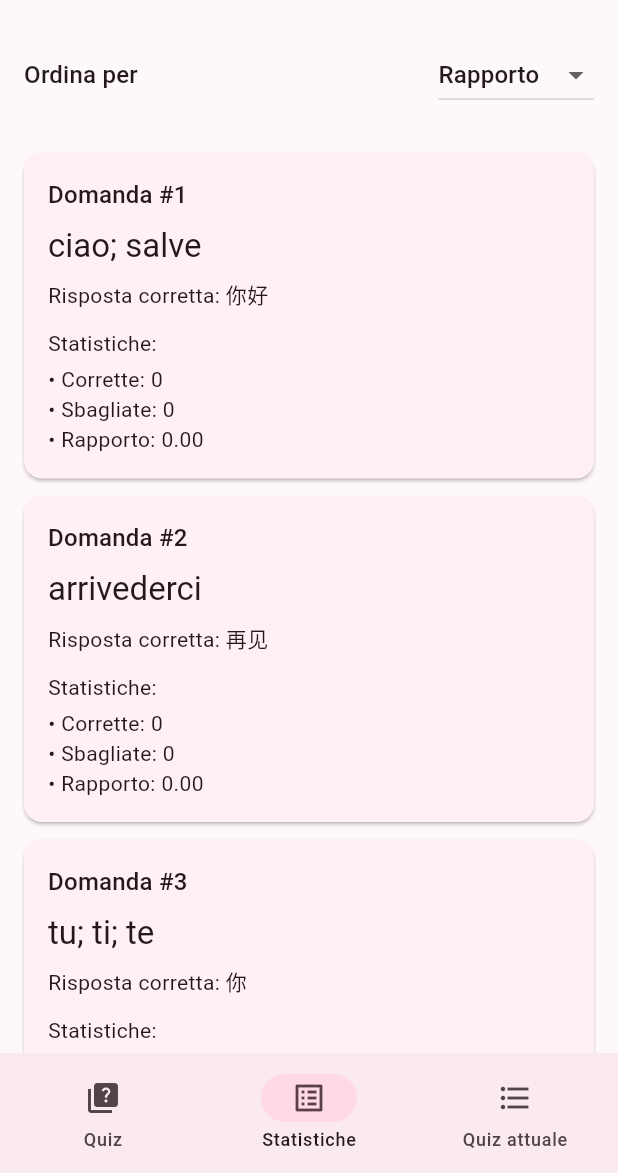
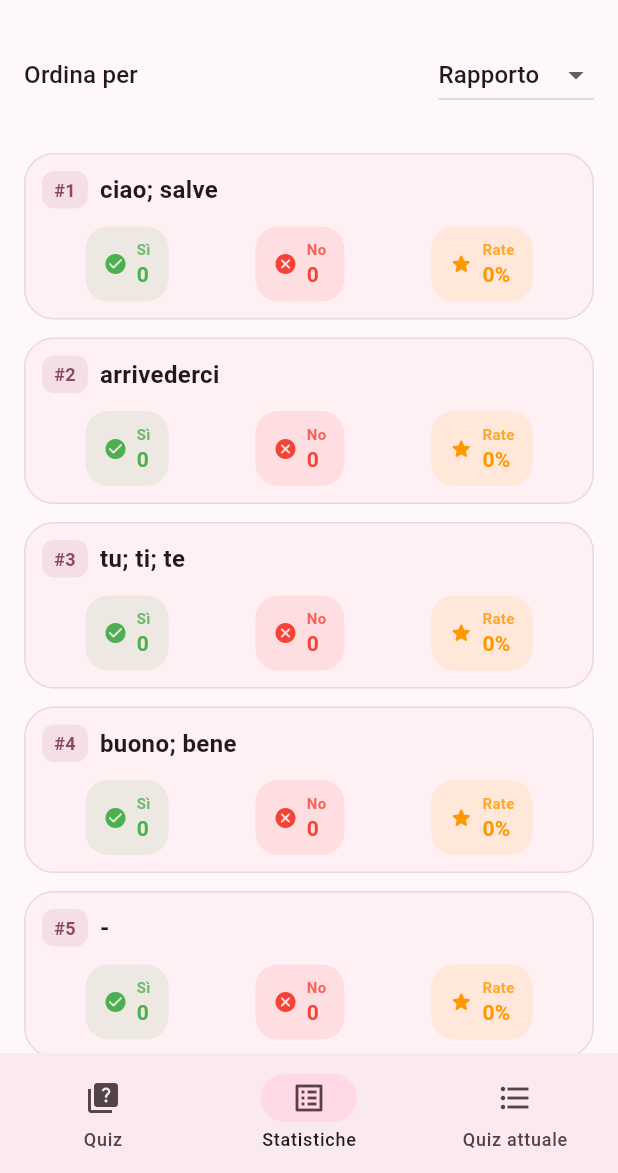
Before and after one commit to antoninobajeli/quiz_cinese, a Flutter app: the screen it shows after launch, item 2 of the bottom bar chosen, on a phone screen of 412 x 824 dp, the part 63-1236 px from its top. Run offline on Flutter 3.47's test engine with Material 3 defaults, Android fonts, the phone set to English and light mode, and no system bars; our stand-ins replace flutter_svg, shared_preferences.

Commit message:
Versione con UI rivisitata e fix per statistiche iniziali su telefono senza mai partite

```diff
--- a/lib/main.dart
+++ b/lib/main.dart
@@ -149,7 +149,7 @@ class _QuizHomePageState extends State<QuizHomePage> {
     while (selected.length < count && remaining.isNotEmpty) {
       final weights = <double>[];
       for (final question in remaining) {
-        final stat = stats[question.id]!;
+        final stat = stats.length>0 ? stats[question.id]!:QuestionStats(questionId: question.id, correctAnswers: 0, incorrectAnswers: 0);
         final totalAsked = stat.correctAnswers + stat.incorrectAnswers;
         final ratio = totalAsked == 0 ? 0.5 : stat.correctAnswers / totalAsked;
 
@@ -254,20 +254,127 @@ class _QuizHomePageState extends State<QuizHomePage> {
 
   void _showScoreDialog(int total) {
     _saveScore();
+    final percentage = total > 0 ? (_correctCount / total) : 0.0;
+    String message;
+    String emoji;
+
+    if (percentage == 1.0) {
+      message = 'Incredibile! Sei un vero esperto! 🏆';
+      emoji = '🤩';
+    } else if (percentage >= 0.7) {
+      message = 'Ottimo lavoro! Continua così! 🚀';
+      emoji = '👏';
+    } else if (percentage >= 0.4) {
+      message = 'Niente male, ma puoi migliorare! 💪';
+      emoji = '😉';
+    } else {
+      message = 'Non mollare! La prossima andrà meglio! ✨';
+      emoji = '📚';
+    }
+
     showDialog<void>(
       context: context,
-      builder: (context) => AlertDialog(
-        title: const Text('Quiz completato'),
-        content: Text('Hai risposto correttamente a $_correctCount domande su $total.'),
-        actions: [
-          TextButton(
-            onPressed: () {
-              Navigator.of(context).pop();
-              _restartQuiz();
-            },
-            child: const Text('Ricomincia'),
+      barrierDismissible: false,
+      builder: (context) => Dialog(
+        shape: RoundedRectangleBorder(borderRadius: BorderRadius.circular(28)),
+        child: Container(
+          padding: const EdgeInsets.all(24),
+          decoration: BoxDecoration(
+            borderRadius: BorderRadius.circular(28),
+            gradient: LinearGradient(
+              begin: Alignment.topLeft,
+              end: Alignment.bottomRight,
+              colors: [
+                Theme.of(context).colorScheme.surface,
+                Theme.of(context).colorScheme.primaryContainer.withOpacity(0.1),
+              ],
+            ),
           ),
-        ],
+          child: Column(
+            mainAxisSize: MainAxisSize.min,
+            children: [
+              Text(
+                emoji,
+                style: const TextStyle(fontSize: 64),
+              ),
+              const SizedBox(height: 16),
+              Text(
+                'Quiz Completato!',
+                style: Theme.of(context).textTheme.headlineSmall?.copyWith(
+                      fontWeight: FontWeight.bold,
+                      color: Theme.of(context).colorScheme.primary,
+                    ),
+              ),
+              const SizedBox(height: 12),
+              Text(
+                message,
+                textAlign: TextAlign.center,
+                style: Theme.of(context).textTheme.bodyLarge?.copyWith(
+                      fontWeight: FontWeight.w500,
+                    ),
+              ),
+              const SizedBox(height: 32),
+              Container(
+                padding: const EdgeInsets.symmetric(horizontal: 24, vertical: 16),
+                decoration: BoxDecoration(
+                  color: Theme.of(context).colorScheme.primary.withOpacity(0.1),
+                  borderRadius: BorderRadius.circular(20),
+                ),
+                child: Row(
+                  mainAxisSize: MainAxisSize.min,
+                  children: [
+                    Text(
+                      '$_correctCount',
+                      style: TextStyle(
+                        fontSize: 48,
+                        fontWeight: FontWeight.bold,
+                        color: Theme.of(context).colorScheme.primary,
+                      ),
+                    ),
+                    Text(
+                      ' / $total',
+                      style: TextStyle(
+                        fontSize: 24,
+                        fontWeight: FontWeight.bold,
+                        color: Theme.of(context).colorScheme.primary.withOpacity(0.5),
+                      ),
+                    ),
+                  ],
+                ),
+              ),
+              const SizedBox(height: 8),
+              Text(
+                'domande corrette',
+                style: Theme.of(context).textTheme.labelLarge?.copyWith(
+                      color: Theme.of(context).colorScheme.secondary,
+                    ),
+              ),
+              const SizedBox(height: 40),
+              SizedBox(
+                width: double.infinity,
+                height: 56,
+                child: ElevatedButton(
+                  onPressed: () {
+                    Navigator.of(context).pop();
+                    _restartQuiz();
+                  },
+                  style: ElevatedButton.styleFrom(
+                    backgroundColor: Theme.of(context).colorScheme.primary,
+                    foregroundColor: Theme.of(context).colorScheme.onPrimary,
+                    shape: RoundedRectangleBorder(
+                      borderRadius: BorderRadius.circular(16),
+                    ),
+                    elevation: 0,
+                  ),
+                  child: const Text(
+                    'Ricomincia',
+                    style: TextStyle(fontSize: 18, fontWeight: FontWeight.bold),
+                  ),
+                ),
+              ),
+            ],
+          ),
+        ),
       ),
     );
   }
@@ -487,7 +594,7 @@ class _QuizHomePageState extends State<QuizHomePage> {
         if (snapshot.hasError) {
           return Center(
             child: Text(
-              'Ops! Qualcosa è andato storto 😅',
+              'Ops! Qualcosa è andato storto 😅'+snapshot.error.toString(),
               style: Theme.of(context).textTheme.titleLarge,
             ),
           );
@@ -638,6 +745,117 @@ class _QuizHomePageState extends State<QuizHomePage> {
     );
   }
 
+  Widget _buildQuestionStatsCard(Question question, QuestionStats stats) {
+    final totalAsked = stats.correctAnswers + stats.incorrectAnswers;
+    final ratio = totalAsked == 0 ? 0.0 : stats.correctAnswers / totalAsked;
+    final colorScheme = Theme.of(context).colorScheme;
+
+    return Card(
+      margin: const EdgeInsets.only(bottom: 12),
+      elevation: 0,
+      shape: RoundedRectangleBorder(
+        borderRadius: BorderRadius.circular(20),
+        side: BorderSide(color: colorScheme.outlineVariant.withOpacity(0.5)),
+      ),
+      child: Padding(
+        padding: const EdgeInsets.all(12),
+        child: Column(
+          crossAxisAlignment: CrossAxisAlignment.start,
+          children: [
+            Row(
+              children: [
+                Container(
+                  padding: const EdgeInsets.symmetric(horizontal: 8, vertical: 4),
+                  decoration: BoxDecoration(
+                    color: colorScheme.primary.withOpacity(0.1),
+                    borderRadius: BorderRadius.circular(8),
+                  ),
+                  child: Text(
+                    '#${question.id}',
+                    style: TextStyle(
+                      color: colorScheme.primary,
+                      fontWeight: FontWeight.bold,
+                      fontSize: 12,
+                    ),
+                  ),
+                ),
+                const SizedBox(width: 8),
+                Expanded(
+                  child: Text(
+                    question.question,
+                    style: const TextStyle(fontWeight: FontWeight.bold, fontSize: 16),
+                    maxLines: 1,
+                    overflow: TextOverflow.ellipsis,
+                  ),
+                ),
+              ],
+            ),
+            const SizedBox(height: 12),
+            Row(
+              mainAxisAlignment: MainAxisAlignment.spaceAround,
+              children: [
+                _buildStatBadge(
+                  label: 'Sì',
+                  value: '${stats.correctAnswers}',
+                  icon: Icons.check_circle_rounded,
+                  color: Colors.green,
+                ),
+                _buildStatBadge(
+                  label: 'No',
+                  value: '${stats.incorrectAnswers}',
+                  icon: Icons.cancel_rounded,
+                  color: Colors.red,
+                ),
+                _buildStatBadge(
+                  label: 'Rate',
+                  value: '${(ratio * 100).toInt()}%',
+                  icon: Icons.star_rounded,
+                  color: Colors.orange,
+                ),
+              ],
+            ),
+          ],
+        ),
+      ),
+    );
+  }
+
+  Widget _buildStatBadge({
+    required String label,
+    required String value,
+    required IconData icon,
+    required Color color,
+  }) {
+    return Container(
+      padding: const EdgeInsets.symmetric(horizontal: 12, vertical: 8),
+      decoration: BoxDecoration(
+        color: color.withOpacity(0.1),
+        borderRadius: BorderRadius.circular(15),
+      ),
+      child: Row(
+        mainAxisSize: MainAxisSize.min,
+        children: [
+          Icon(icon, size: 16, color: color),
+          const SizedBox(width: 6),
+          Column(
+            mainAxisSize: MainAxisSize.min,
+            crossAxisAlignment: CrossAxisAlignment.start,
+            children: [
+              Text(
+                label,
+                style: TextStyle(fontSize: 10, color: color.withOpacity(0.8), fontWeight: FontWeight.bold),
+              ),
+              Text(
+                value,
+                style: TextStyle(fontSize: 14, color: color, fontWeight: FontWeight.bold),
+              ),
+            ],
+          ),
+        ],
+      ),
+    );
+  }
+
   Widget _buildAllQuestionsView() {
     return FutureBuilder<List<Question>>(
       future: _allQuestionsFuture,
@@ -726,42 +944,7 @@ class _QuizHomePageState extends State<QuizHomePage> {
                     itemBuilder: (context, index) {
                       final question = sortedQuestions[index];
                       final questionStat = stats[question.id] ?? QuestionStats(questionId: question.id, correctAnswers: 0, incorrectAnswers: 0);
-                      final totalAsked = questionStat.correctAnswers + questionStat.incorrectAnswers;
-                      final ratio = totalAsked == 0 ? 0.0 : questionStat.correctAnswers / totalAsked;
-                      return Card(
-                        margin: const EdgeInsets.only(bottom: 12),
-                        child: Padding(
-                          padding: const EdgeInsets.all(16),
-                          child: Column(
-                            crossAxisAlignment: CrossAxisAlignment.start,
-                            children: [
-                              Text(
-                                'Domanda #${question.id}',
-                                style: Theme.of(context).textTheme.titleMedium,
-                              ),
-                              const SizedBox(height: 8),
-                              Text(
-                                question.question,
-                                style: Theme.of(context).textTheme.titleLarge,
-                              ),
-                              const SizedBox(height: 8),
-                              if (question.type == QuestionType.multipleChoice) ...[
-                                const Text('Scelte:'),
-                                const SizedBox(height: 4),
-                                ...question.choices!.map((choice) => Text('• $choice')).toList(),
-                                const SizedBox(height: 8),
-                              ],
-                              Text('Risposta corretta: ${question.answer}'),
-                              const SizedBox(height: 12),
-                              Text('Statistiche:'),
-                              const SizedBox(height: 4),
-                              Text('• Corrette: ${questionStat.correctAnswers}'),
-                              Text('• Sbagliate: ${questionStat.incorrectAnswers}'),
-                              Text('• Rapporto: ${ratio.toStringAsFixed(2)}'),
-                            ],
-                          ),
-                        ),
-                      );
+                      return _buildQuestionStatsCard(question, questionStat);
                     },
                   ),
                 ),
@@ -830,42 +1013,7 @@ class _QuizHomePageState extends State<QuizHomePage> {
               itemBuilder: (context, index) {
                 final question = questions[index];
                 final questionStat = stats[question.id] ?? QuestionStats(questionId: question.id, correctAnswers: 0, incorrectAnswers: 0);
-                final totalAsked = questionStat.correctAnswers + questionStat.incorrectAnswers;
-                final ratio = totalAsked == 0 ? 0.0 : questionStat.correctAnswers / totalAsked;
-                return Card(
-                  margin: const EdgeInsets.only(bottom: 12),
-                  child: Padding(
-                    padding: const EdgeInsets.all(16),
-                    child: Column(
-                      crossAxisAlignment: CrossAxisAlignment.start,
-                      children: [
-                        Text(
-                          'Domanda ${index + 1}',
-                          style: Theme.of(context).textTheme.titleMedium,
-                        ),
-                        const SizedBox(height: 8),
-                        Text(
-                          question.question,
-                          style: Theme.of(context).textTheme.titleLarge,
-                        ),
-                        const SizedBox(height: 8),
-                        if (question.type == QuestionType.multipleChoice) ...[
-                          const Text('Scelte:'),
-                          const SizedBox(height: 4),
-                          ...question.choices!.map((choice) => Text('• $choice')).toList(),
-                          const SizedBox(height: 8),
-                        ],
-                        Text('Risposta corretta: ${question.answer}'),
-                        const SizedBox(height: 12),
-                        Text('Statistiche domande:'),
-                        const SizedBox(height: 4),
-                        Text('• Corrette: ${questionStat.correctAnswers}'),
-                        Text('• Sbagliate: ${questionStat.incorrectAnswers}'),
-                        Text('• Rapporto: ${ratio.toStringAsFixed(2)}'),
-                      ],
-                    ),
-                  ),
-                );
+                return _buildQuestionStatsCard(question, questionStat);
               },
             );
           },
```
Also changed, not shown: assets/logo.png, assets/logo.svg.
